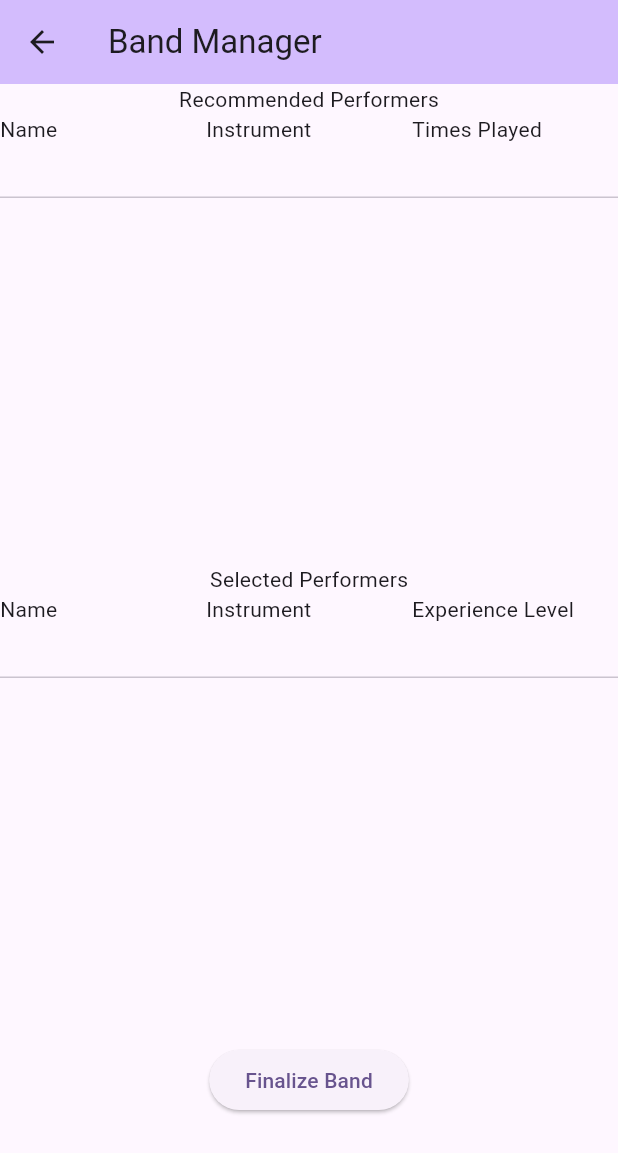
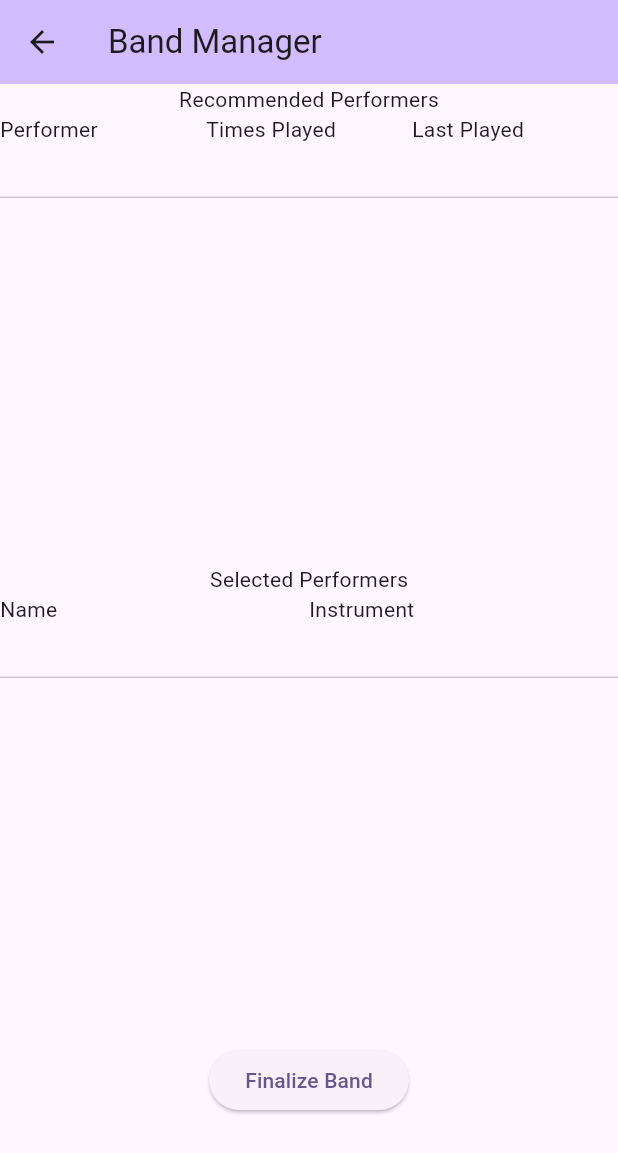
Before and after one commit to twallengren/jamnight, a Flutter app: the BandManager screen opened by its route, on a phone screen of 412 x 824 dp. Shown: the top 1153 px of the screen. Run offline on Flutter 3.47's test engine with Material 2 defaults, Android fonts, the phone set to English and light mode, and no system bars; drawn by our look-alikes of syncfusion_flutter_datagrid; our stand-ins replace logger, sqflite; accounts and stored records are empty.

Commit message:
remove skill level from UI

```diff
--- a/lib/bandmanager/recommendedperformerswidget.dart
+++ b/lib/bandmanager/recommendedperformerswidget.dart
@@ -44,16 +44,16 @@ class _RecommendedPerformersWidgetState
             },
             columns: <GridColumn>[
               GridColumn(
-                columnName: 'Name',
-                label: const Text('Name'),
-              ),
-              GridColumn(
-                columnName: 'Instrument',
-                label: const Text('Instrument'),
+                columnName: 'Performer',
+                label: const Text('Performer'),
               ),
               GridColumn(
                 columnName: 'Times Played',
                 label: const Text('Times Played'),
+              ),
+              GridColumn(
+                columnName: 'Last Played',
+                label: const Text('Last Played'),
               ),
             ],
           ),
@@ -86,21 +86,31 @@ class RecommendedPerformersDataSource extends DataGridSource {
   List<DataGridRow> getBandRows() {
     List<DataGridRow> bandRows = [];
 
-    List<Performer> recommendedPerformers =
-        dataStore.recommendedPerformers;
+    List<Performer> recommendedPerformers = dataStore.recommendedPerformers;
 
     for (Performer performer in recommendedPerformers) {
       bandRows.add(DataGridRow(cells: <DataGridCell>[
-        DataGridCell(columnName: 'Name', value: performer.name),
         DataGridCell(
-            columnName: 'Instrument',
-            value: performer.instrument.name.toUpperCase()),
+            columnName: 'Performer',
+            value:
+                '${performer.name} (${performer.instrument.name.toUpperCase()})'),
         DataGridCell(
             columnName: 'Number of Times Played',
             value: performer.numberOfTimesPlayed),
+        DataGridCell(
+            columnName: 'Last Played', value: timeToNearestMinute(performer)),
       ]));
     }
 
     return bandRows;
   }
+
+  String timeToNearestMinute(Performer performer) {
+    if (performer.numberOfTimesPlayed == 0) {
+      return 'N/A';
+    }
+    DateTime dt = performer.lastPlayed;
+    String twoDigit(int n) => n.toString().padLeft(2, '0');
+    return '${twoDigit(dt.hour)}:${twoDigit(dt.minute)}';
+  }
 }
--- a/lib/bandmanager/selectedperformerswidget.dart
+++ b/lib/bandmanager/selectedperformerswidget.dart
@@ -47,10 +47,10 @@ class _SelectedPerformersWidgetState extends State<SelectedPerformersWidget> {
                 columnName: 'Instrument',
                 label: const Text('Instrument'),
               ),
-              GridColumn(
-                columnName: 'Experience Level',
-                label: const Text('Experience Level'),
-              ),
+              // GridColumn(
+              //   columnName: 'Experience Level',
+              //   label: const Text('Experience Level'),
+              // ),
             ],
           ),
           ElevatedButton(
@@ -94,9 +94,9 @@ class SelectedPerformersDataSource extends DataGridSource {
         DataGridCell(
             columnName: 'Instrument',
             value: performer.instrument.name.toUpperCase()),
-        DataGridCell(
-            columnName: 'Experience Level',
-            value: performer.experienceLevel.name.toUpperCase()),
+        // DataGridCell(
+        //     columnName: 'Experience Level',
+        //     value: performer.experienceLevel.name.toUpperCase()),
       ]));
     }
 
--- a/lib/data/datastore.dart
+++ b/lib/data/datastore.dart
@@ -140,7 +140,15 @@ class DataStore extends ChangeNotifier {
   }
 
   Future<List<Performer>> getJamNightRegularsNotInCurrentJam() {
-    return _jamNightDAO.getJamNightRegularsNotInCurrentJam();
+    return sortPerformersByName(
+        _jamNightDAO.getJamNightRegularsNotInCurrentJam());
+  }
+
+  Future<List<Performer>> sortPerformersByName(
+      Future<List<Performer>> performersFuture) async {
+    var performers = await performersFuture;
+    performers.sort((a, b) => a.name.compareTo(b.name));
+    return performers;
   }
 
   List<Performer> _getRecommendedPerformers() {
--- a/lib/performermanager/performerlist.dart
+++ b/lib/performermanager/performerlist.dart
@@ -53,10 +53,10 @@ class PerformerList extends StatelessWidget {
                 columnName: 'Instrument',
                 label: const Text('Instrument'),
               ),
-              GridColumn(
-                columnName: 'Experience Level',
-                label: const Text('Experience Level'),
-              ),
+              // GridColumn(
+              //   columnName: 'Experience Level',
+              //   label: const Text('Experience Level'),
+              // ),
             ],
           ),
         ],
--- a/lib/performermanager/performersdatasource.dart
+++ b/lib/performermanager/performersdatasource.dart
@@ -32,9 +32,9 @@ class PerformersDataSource extends DataGridSource {
         DataGridCell(
             columnName: 'Instrument',
             value: performer.instrument.name.toUpperCase()),
-        DataGridCell(
-            columnName: 'Experience Level',
-            value: performer.experienceLevel.name.toUpperCase()),
+        // DataGridCell(
+        //     columnName: 'Experience Level',
+        //     value: performer.experienceLevel.name.toUpperCase()),
       ]));
     }
 
```
Also changed, not shown: lib/performermanager/performermanager.dart (+12 -9 lines), 1 other file.
